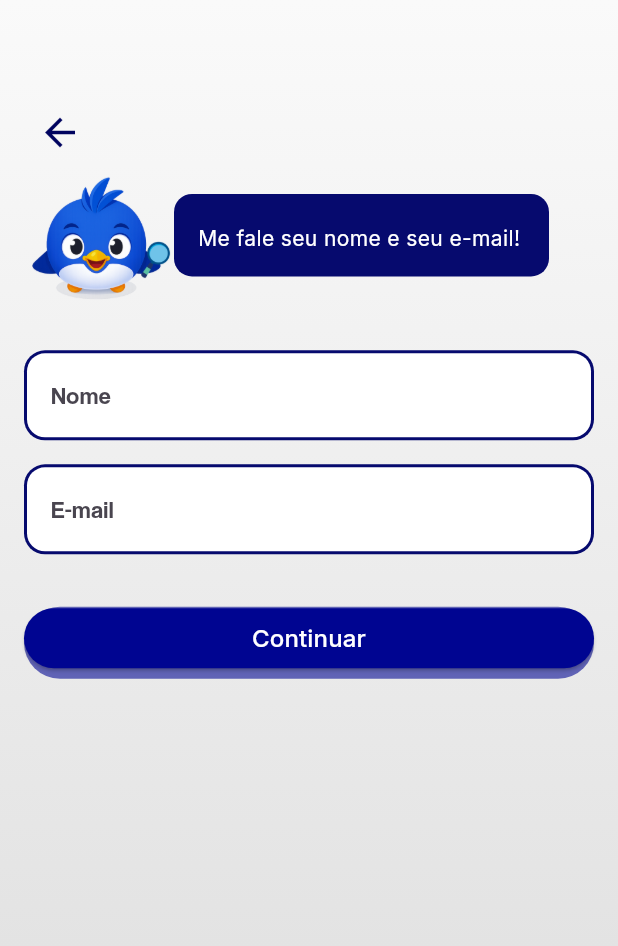
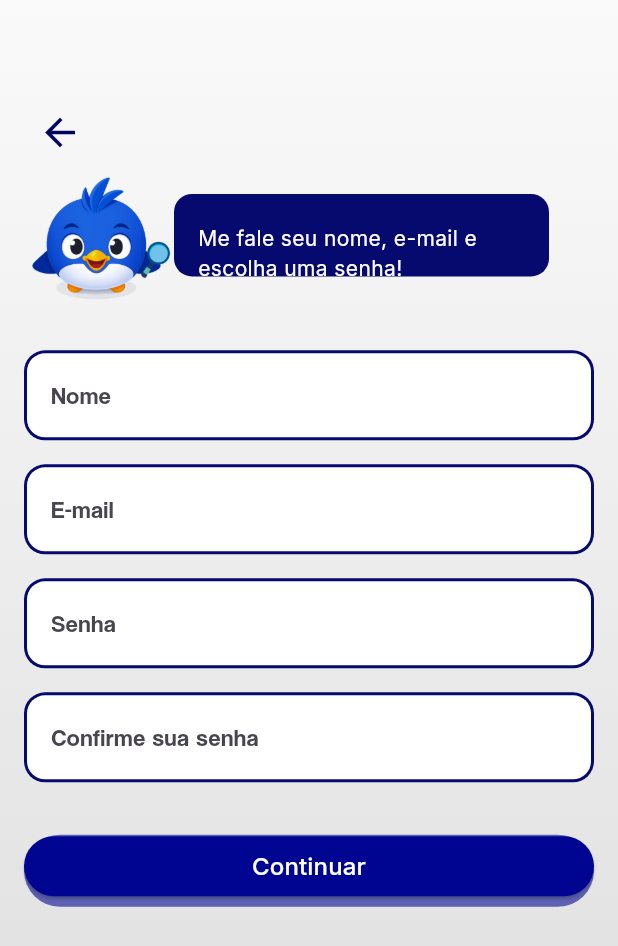
Before and after one commit to Eric-Nogueira/Luso, a Flutter app: the screen it shows after launch, after a tap on "Quero me cadastrar", on a phone screen of 412 x 824 dp. Shown: the top 946 px of the screen. Run offline on Flutter 3.47's test engine with Material 3 defaults, Android fonts, the light colour scheme and no system bars; our stand-ins replace flutter_dotenv.

Commit message:
Otimizando página de cadastro

```diff
--- a/lib/AppWidget.dart
+++ b/lib/AppWidget.dart
@@ -5,7 +5,6 @@ import 'package:luso/pages/SplashScreen.dart';
 import 'package:luso/pages/login/Login.dart';
 import 'package:luso/pages/login/ForgetPassword.dart';
 import 'package:luso/pages/signin/SignIn.dart';
-import 'package:luso/pages/signin/SetPassword.dart';
 
 class MyApp extends StatelessWidget {
   const MyApp({super.key});
@@ -26,7 +25,6 @@ class MyApp extends StatelessWidget {
         '/login': (context) => const LoginPage(),
         '/forget_password': (context) => const ForgetPasswordPage(),
         '/signin': (context) => const SigninPage(),
-        '/set_password': (context) => const SetPasswordPage(),
       },
     );
   }
--- a/lib/pages/signin/SignIn.dart
+++ b/lib/pages/signin/SignIn.dart
@@ -1,14 +1,14 @@
 import 'package:flutter/material.dart';
 import 'package:luso/widgets/GlobalAssets.dart';
-import 'package:http/http.dart' as http;
-import 'package:flutter_dotenv/flutter_dotenv.dart';
-import 'dart:convert';
+import 'package:luso/functions/Func.dart';
 
 class SigninPage extends StatefulWidget {
   const SigninPage({super.key});
   static const _emailHint = 'E-mail';
   static const _nameHint = 'Nome';
-  static const _speechText = 'Me fale seu nome e seu e-mail!';
+  static const _passwordHint = 'Senha';
+  static const _confirmPasswordHint = 'Confirme sua senha';
+  static const _speechText = 'Me fale seu nome, e-mail e escolha uma senha!';
   static const _backIconColor = Color.fromARGB(255, 0, 3, 95);
   static const _containerColor = Color.fromARGB(255, 6, 10, 110);
   static const _speechStyle = TextStyle(
@@ -25,20 +25,12 @@ class SigninPage extends StatefulWidget {
 class _SigninPageState extends State<SigninPage> {
   final TextEditingController _emailController = TextEditingController();
   final TextEditingController _nameController = TextEditingController();
+  final TextEditingController _passwordController = TextEditingController();
+  final TextEditingController _confirmPasswordController = TextEditingController();
 
   Future<void> sendViaPost() async {
     try {
-      final url = Uri.parse('${dotenv.env['API_URL']!}/newUser.php');
-      final response = await http.post(
-        url,
-        headers: {'Content-Type': 'application/json'},
-        body: jsonEncode({'email': _emailController.text, 'name': _nameController.text}),
-      );
-      if (response.statusCode == 200) {
-        print('Response from server: ${response.body}');
-      } else {
-        print('Server error: ${response.statusCode}');
-      }
+      await Func().sendViaPost(_emailController.text, _nameController.text, _passwordController.text, _confirmPasswordController.text);
     } catch (e) {
       print('Erro ao enviar dados: $e');
     }
@@ -77,7 +69,6 @@ class _SigninPageState extends State<SigninPage> {
                   'Continuar',
                   () async {
                    await sendViaPost(); // Lógica de login aqui
-                    Navigator.pushReplacementNamed(context, '/set_password');
                   },
                   const Color.fromARGB(255, 0, 5, 145),
                   400,
@@ -131,6 +122,10 @@ class _LoginForm extends StatelessWidget {
         _NameTextField(),
         SizedBox(height: 16),
         _EmailTextField(),
+        SizedBox(height: 16),
+        _PasswordTextField(),
+        SizedBox(height: 16),
+        _ConfirmPasswordTextField(),
       ],
     );
   }
@@ -193,3 +188,66 @@ class _NameTextField extends StatelessWidget {
     );
   }
 }
+
+class _PasswordTextField extends StatelessWidget {
+  const _PasswordTextField();
+
+  @override
+  Widget build(BuildContext context) {
+    return Column(children: [
+      Container(
+        padding: const EdgeInsets.all(2.0),
+        decoration: BoxDecoration(
+          color: const Color.fromARGB(255, 6, 10, 110),
+          borderRadius: BorderRadius.circular(14),
+      ),
+      child: TextField(
+        controller: context
+            .findAncestorStateOfType<_SigninPageState>()
+            ?._passwordController,
+        obscureText: true,
+        decoration: InputDecoration(
+          filled: true,
+          fillColor: Colors.white,
+          hintText: SigninPage._passwordHint,
+          border: OutlineInputBorder(
+            borderRadius: BorderRadius.circular(12),
+            borderSide: BorderSide.none,
+          ),
+        ),
+      ),
+    ),
+    ]);
+  }
+}
+class _ConfirmPasswordTextField extends StatelessWidget {
+  const _ConfirmPasswordTextField();
+
+  @override
+  Widget build(BuildContext context) {
+    return Column(children: [
+      Container(
+        padding: const EdgeInsets.all(2.0),
+        decoration: BoxDecoration(
+          color: const Color.fromARGB(255, 6, 10, 110),
+          borderRadius: BorderRadius.circular(14),
+      ),
+      child: TextField(
+        controller: context
+            .findAncestorStateOfType<_SigninPageState>()
+            ?._confirmPasswordController,
+        obscureText: true,
+        decoration: InputDecoration(
+          filled: true,
+          fillColor: Colors.white,
+          hintText: SigninPage._confirmPasswordHint,
+          border: OutlineInputBorder(
+            borderRadius: BorderRadius.circular(12),
+            borderSide: BorderSide.none,
+          ),
+        ),
+      ),
+    ),
+    ]);
+  }
+}
--- a/pubspec.yaml
+++ b/pubspec.yaml
@@ -36,6 +36,7 @@ dependencies:
   cupertino_icons: ^1.0.8
   http: ^1.6.0
   flutter_dotenv: ^6.0.1
+  crypto: ^3.0.7
 
 dev_dependencies:
   flutter_test:
```
Also changed, not shown: lib/functions/Func.dart (added, +33 -0 lines), lib/pages/signin/SetPassword.dart (deleted, +0 -174 lines), pubspec.lock.
